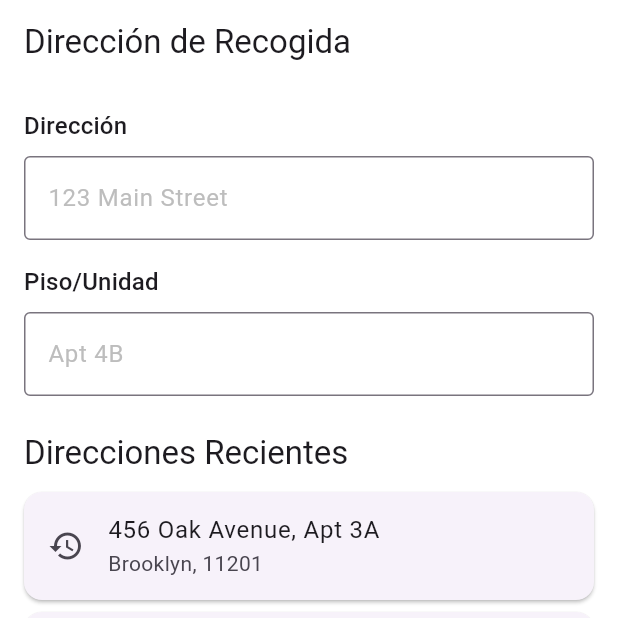
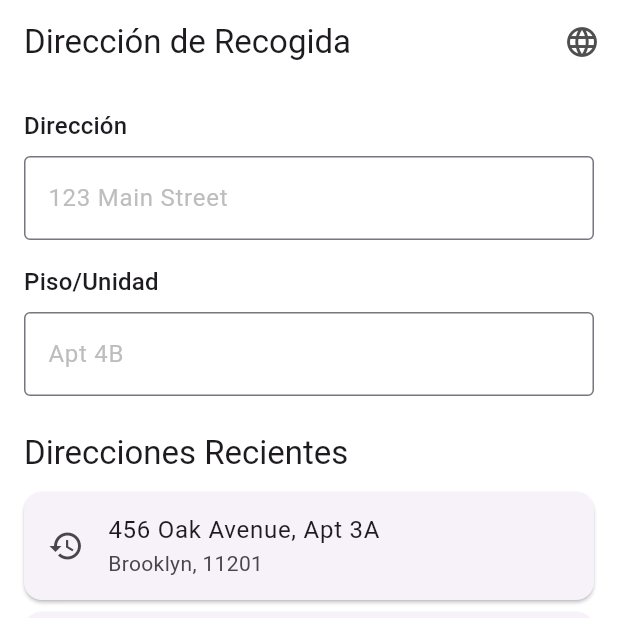
Before and after one commit to Kaib03/dry-cleaning-app, a Flutter app: the screen it shows after launch, on a phone screen of 412 x 824 dp, the top half of it. Run offline on Flutter 3.47's test engine with Material 3 defaults, Android fonts, the phone set to English and light mode, and no system bars; accounts and stored records are empty.

Commit message:
feat(i18n): Add language provider and switcher button

```diff
--- a/lib/main.dart
+++ b/lib/main.dart
@@ -6,6 +6,7 @@ import 'app_localizations.dart';
 
 import 'config/theme.dart';
 import 'state/order_provider.dart';
+import 'state/locale_provider.dart';
 import 'screens/main_flow_screen.dart';
 
 void main() {
@@ -17,12 +18,17 @@ class MyApp extends StatelessWidget {
 
   @override
   Widget build(BuildContext context) {
-    return ChangeNotifierProvider(
-      create: (context) => OrderProvider(),
-      child: MaterialApp(
+    return MultiProvider(
+      providers: [
+        ChangeNotifierProvider(create: (context) => OrderProvider()),
+        ChangeNotifierProvider(create: (context) => LocaleProvider()),
+      ],
+      child: Consumer<LocaleProvider>(
+        builder: (context, localeProvider, child) {
+          return MaterialApp(
             title: 'Dry Cleaning App',
             theme: AppTheme.lightTheme,
-          locale: const Locale('es'), // Set Spanish as the default
+            locale: localeProvider.locale, // Use the provider's locale
             localizationsDelegates: [
               AppLocalizations.delegate,
               GlobalMaterialLocalizations.delegate,
@@ -30,10 +36,13 @@ class MyApp extends StatelessWidget {
               GlobalCupertinoLocalizations.delegate,
             ],
             supportedLocales: [
-            Locale('es', ''), // Spanish, no country code
-            Locale('en', ''), // English, no country code
+              const Locale('es', ''), // Spanish
+              const Locale('en', ''), // English
             ],
-          home: const MainFlowScreen()),
+            home: const MainFlowScreen(),
+          );
+        },
+      ),
     );
   }
 }
--- a/lib/screens/01_address_entry/address_entry_screen.dart
+++ b/lib/screens/01_address_entry/address_entry_screen.dart
@@ -6,6 +6,7 @@ import '../../models/user_address.dart';
 import '../../repositories/mock_user_address_repository.dart';
 import '../../widgets/common/primary_button.dart';
 import '../../state/order_provider.dart';
+import '../../state/locale_provider.dart';
 
 class AddressEntryScreen extends StatefulWidget {
   final VoidCallback onNext; // Add this
@@ -56,6 +57,23 @@ class _AddressEntryScreenState extends State<AddressEntryScreen> {
         child: Scaffold(
           appBar: AppBar(
             title: Text(localizations.pickup_address_title),
+            actions: [
+              IconButton(
+                icon: const Icon(Icons.language),
+                onPressed: () {
+                  final provider =
+                      Provider.of<LocaleProvider>(context, listen: false);
+                  final currentLocale = provider.locale;
+
+                  // Toggle between Spanish and English
+                  if (currentLocale.languageCode == 'es') {
+                    provider.setLocale(const Locale('en'));
+                  } else {
+                    provider.setLocale(const Locale('es'));
+                  }
+                },
+              ),
+            ],
           ),
           body: SingleChildScrollView(
             padding: const EdgeInsets.all(16.0),
@@ -163,7 +181,7 @@ class _AddressEntryScreenState extends State<AddressEntryScreen> {
                       const TextField(
                           decoration: InputDecoration(
                               border: OutlineInputBorder(),
-                              hintText: "Enter delivery address")),
+                              hintText: "123 Main Street")),
                       const SizedBox(height: 16),
                       Text(localizations.apt_unit,
                           style: Theme.of(context).textTheme.titleMedium),
@@ -171,8 +189,7 @@ class _AddressEntryScreenState extends State<AddressEntryScreen> {
                       TextField(
                         controller: _deliveryAptController,
                         decoration: InputDecoration(
-                            border: OutlineInputBorder(),
-                            hintText: "Enter Apt/Unit"),
+                            border: OutlineInputBorder(), hintText: "Apt 4B"),
                       ),
                     ],
                   ),
--- /dev/null
+++ b/lib/state/locale_provider.dart
@@ -0,0 +1,13 @@
+import 'package:flutter/material.dart';
+
+class LocaleProvider with ChangeNotifier {
+  Locale _locale = const Locale('es'); // Default to Spanish
+
+  Locale get locale => _locale;
+
+  void setLocale(Locale newLocale) {
+    if (_locale == newLocale) return;
+    _locale = newLocale;
+    notifyListeners();
+  }
+}
```
Also changed, not shown: 4 other files. Lines whose indentation alone changed are shown as unchanged.
